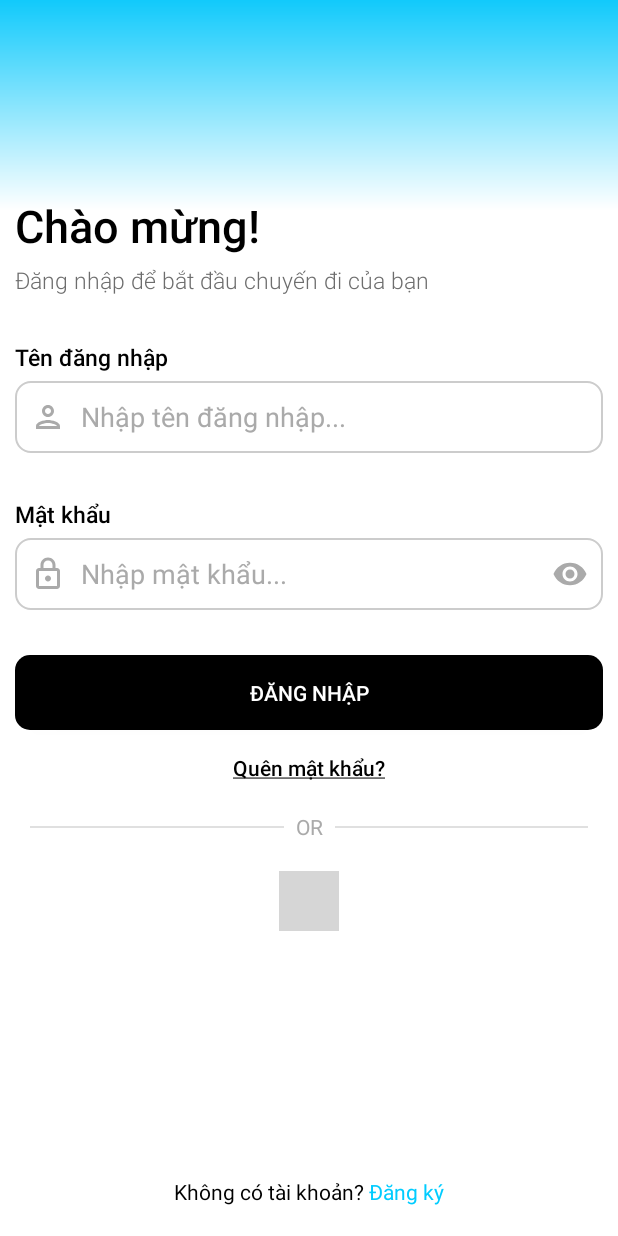
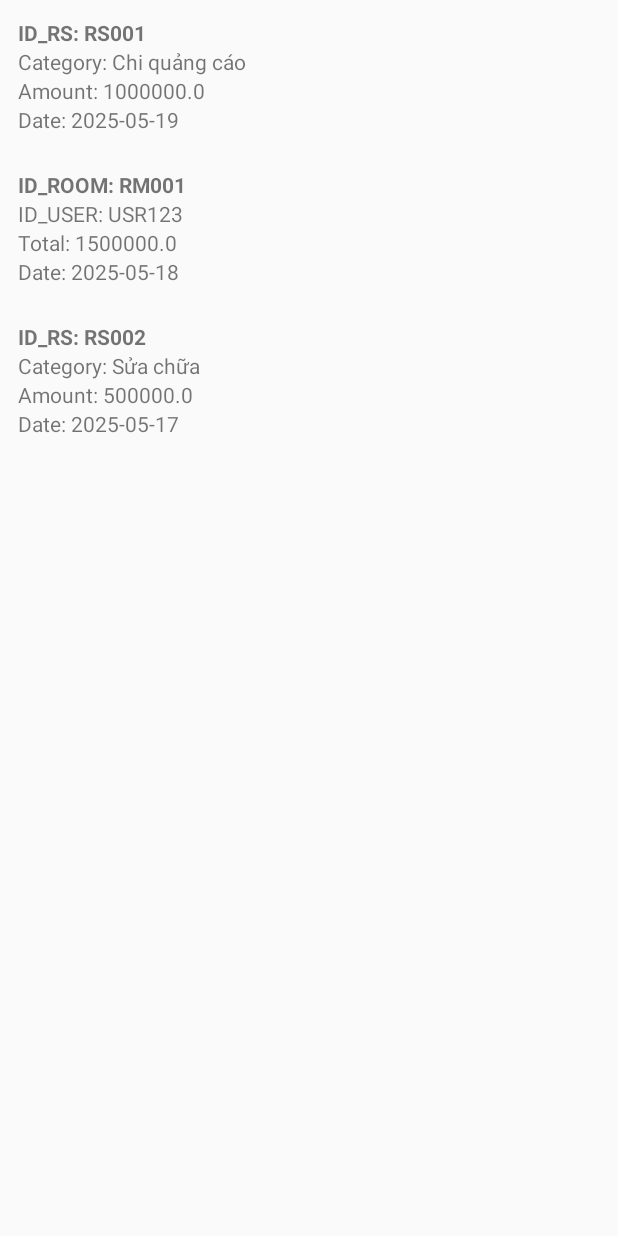
Before and after one commit to khoadd879/ResortBooking, an Android app: the screen it shows after launch (LoginActivity before the commit, DetailExpenseActivity after it), on a phone screen of 412 x 824 dp. Run offline under Robolectric (Android 15) with nearby library versions, the light colour scheme and no system bars; libraries missing offline, so code that uses them is left out: com.jakewharton.threetenabp; 1 statement that could not run was skipped; grey boxes are pictures that could not be loaded.

Commit message:
trang DetailExpenseActivity.kt nhưng chưa hoàn chỉnh có mấy cái layout xấu của expense với earn m cứ kệ đi tại t đang test sửa adapter thêm trang dịch vụ với sửa management có thêm dịch vụ với vài cái lặt vặt

```diff
--- /dev/null
+++ b/app/src/main/java/com/example/resort_booking/AdminLayout/DetailExpenseActivity.kt
@@ -0,0 +1,43 @@
+package com.example.resort_booking.AdminLayout
+import android.os.Bundle
+import androidx.activity.enableEdgeToEdge
+import androidx.appcompat.app.AppCompatActivity
+import androidx.core.view.ViewCompat
+import androidx.core.view.WindowInsetsCompat
+import androidx.recyclerview.widget.LinearLayoutManager
+import androidx.recyclerview.widget.RecyclerView
+import com.example.resort_booking.ClassNDataCLass.Earn
+import com.example.resort_booking.ClassNDataCLass.Expense
+import com.example.resort_booking.ClassNDataCLass.TransactionAdapter
+import com.example.resort_booking.ClassNDataCLass.TransactionItem
+import com.example.resort_booking.R
+
+class DetailExpenseActivity : AppCompatActivity() {
+
+    private lateinit var recyclerView: RecyclerView
+    private lateinit var adapter: TransactionAdapter
+
+    override fun onCreate(savedInstanceState: Bundle?) {
+        super.onCreate(savedInstanceState)
+        recyclerView = RecyclerView(this)
+        setContentView(recyclerView)
+
+        recyclerView.layoutManager = LinearLayoutManager(this)
+
+        // Fake data để test
+        val transactions = listOf(
+            TransactionItem.ExpenseItem(
+                Expense("RS001", "Chi quảng cáo", 1000000.0, "2025-05-19")
+            ),
+            TransactionItem.EarnItem(
+                Earn("RM001", "USR123", 1500000.0, "2025-05-18")
+            ),
+            TransactionItem.ExpenseItem(
+                Expense("RS002", "Sửa chữa", 500000.0, "2025-05-17")
+            )
+        )
+
+        adapter = TransactionAdapter(transactions)
+        recyclerView.adapter = adapter
+    }
+}
--- /dev/null
+++ b/app/src/main/java/com/example/resort_booking/ClassNDataCLass/Earn.kt
@@ -0,0 +1,8 @@
+package com.example.resort_booking.ClassNDataCLass
+
+data class Earn(
+    val idRoom: String,
+    val idUser: String,
+    val totalAmount: Double,
+    val createDate: String
+)
--- /dev/null
+++ b/app/src/main/java/com/example/resort_booking/ClassNDataCLass/Expense.kt
@@ -0,0 +1,8 @@
+package com.example.resort_booking.ClassNDataCLass
+
+data class Expense(
+    val idRs: String,
+    val category: String,
+    val amount: Double,
+    val createDate: String
+)
--- /dev/null
+++ b/app/src/main/java/com/example/resort_booking/ClassNDataCLass/TransactionAdapter.kt
@@ -0,0 +1,68 @@
+package com.example.resort_booking.ClassNDataCLass
+
+import android.view.LayoutInflater
+import android.view.View
+import android.view.ViewGroup
+import android.widget.TextView
+import androidx.recyclerview.widget.RecyclerView
+import com.example.resort_booking.R
+import kotlin.text.category
+
+class TransactionAdapter(
+    private val items: List<TransactionItem>
+) : RecyclerView.Adapter<RecyclerView.ViewHolder>() {
+
+    companion object {
+        const val TYPE_EXPENSE = 0
+        const val TYPE_EARN = 1
+    }
+
+    override fun getItemViewType(position: Int): Int {
+        return when (items[position]) {
+            is TransactionItem.ExpenseItem -> TYPE_EXPENSE
+            is TransactionItem.EarnItem -> TYPE_EARN
+        }
+    }
+
+    override fun onCreateViewHolder(parent: ViewGroup, viewType: Int): RecyclerView.ViewHolder {
+        val inflater = LayoutInflater.from(parent.context)
+        return when (viewType) {
+            TYPE_EXPENSE -> {
+                val view = inflater.inflate(R.layout.item_expense, parent, false)
+                ExpenseViewHolder(view)
+            }
+            TYPE_EARN -> {
+                val view = inflater.inflate(R.layout.item_earn, parent, false)
+                EarnViewHolder(view)
+            }
+            else -> throw IllegalArgumentException("Invalid view type")
+        }
+    }
+
+    override fun getItemCount(): Int = items.size
+
+    override fun onBindViewHolder(holder: RecyclerView.ViewHolder, position: Int) {
+        when (val item = items[position]) {
+            is TransactionItem.ExpenseItem -> (holder as ExpenseViewHolder).bind(item.expense)
+            is TransactionItem.EarnItem -> (holder as EarnViewHolder).bind(item.earn)
+        }
+    }
+
+    class ExpenseViewHolder(itemView: View) : RecyclerView.ViewHolder(itemView) {
+        fun bind(expense: Expense) {
+            itemView.findViewById<TextView>(R.id.tvExpenseId).text = "ID_RS: ${expense.idRs}"
+            itemView.findViewById<TextView>(R.id.tvCategory).text = "Category: ${expense.category}"
+            itemView.findViewById<TextView>(R.id.tvAmount).text = "Amount: ${expense.amount}"
+            itemView.findViewById<TextView>(R.id.tvDate).text = "Date: ${expense.createDate}"
+        }
+    }
+
+    class EarnViewHolder(itemView: View) : RecyclerView.ViewHolder(itemView) {
+        fun bind(earn: Earn) {
+            itemView.findViewById<TextView>(R.id.tvRoomId).text = "ID_ROOM: ${earn.idRoom}"
+            itemView.findViewById<TextView>(R.id.tvUserId).text = "ID_USER: ${earn.idUser}"
+            itemView.findViewById<TextView>(R.id.tvTotal).text = "Total: ${earn.totalAmount}"
+            itemView.findViewById<TextView>(R.id.tvDateEarn).text = "Date: ${earn.createDate}"
+        }
+    }
+}
--- /dev/null
+++ b/app/src/main/java/com/example/resort_booking/ClassNDataCLass/TransactionItem.kt
@@ -0,0 +1,6 @@
+package com.example.resort_booking.ClassNDataCLass
+
+sealed class TransactionItem {
+    data class ExpenseItem(val expense: Expense) : TransactionItem()
+    data class EarnItem(val earn: Earn) : TransactionItem()
+}
--- /dev/null
+++ b/app/src/main/res/drawable/ic_service.xml
@@ -0,0 +1,5 @@
+<vector xmlns:android="http://schemas.android.com/apk/res/android" android:height="24dp" android:tint="#000000" android:viewportHeight="24" android:viewportWidth="24" android:width="24dp">
+
+    <path android:fillColor="@android:color/white" android:pathData="M11,9h2L13,6h3L16,4h-3L13,1h-2v3L8,4v2h3v3zM7,18c-1.1,0 -1.99,0.9 -1.99,2S5.9,22 7,22s2,-0.9 2,-2 -0.9,-2 -2,-2zM17,18c-1.1,0 -1.99,0.9 -1.99,2s0.89,2 1.99,2 2,-0.9 2,-2 -0.9,-2 -2,-2zM7.17,14.75l0.03,-0.12 0.9,-1.63h7.45c0.75,0 1.41,-0.41 1.75,-1.03l3.86,-7.01L19.42,4h-0.01l-1.1,2 -2.76,5L8.53,11l-0.13,-0.27L6.16,6l-0.95,-2 -0.94,-2L1,2v2h2l3.6,7.59 -1.35,2.45c-0.16,0.28 -0.25,0.61 -0.25,0.96 0,1.1 0.9,2 2,2h12v-2L7.42,15c-0.13,0 -0.25,-0.11 -0.25,-0.25z"/>
+
+</vector>
--- /dev/null
+++ b/app/src/main/res/layout/item_earn.xml
@@ -0,0 +1,23 @@
+<LinearLayout xmlns:android="http://schemas.android.com/apk/res/android"
+    android:padding="12dp"
+    android:orientation="vertical"
+    android:layout_width="match_parent"
+    android:layout_height="wrap_content">
+
+    <TextView
+        android:layout_width="wrap_content"
+        android:layout_height="wrap_content"
+        android:id="@+id/tvRoomId" android:text="ID_ROOM" android:textStyle="bold"/>
+    <TextView
+        android:layout_width="wrap_content"
+        android:layout_height="wrap_content"
+        android:id="@+id/tvUserId" android:text="ID_USER" />
+    <TextView
+        android:layout_width="wrap_content"
+        android:layout_height="wrap_content"
+        android:id="@+id/tvTotal" android:text="TOTAL_AMOUNT" />
+    <TextView
+        android:layout_width="wrap_content"
+        android:layout_height="wrap_content"
+        android:id="@+id/tvDateEarn" android:text="DATE" />
+</LinearLayout>
--- /dev/null
+++ b/app/src/main/res/layout/item_expense.xml
@@ -0,0 +1,24 @@
+<LinearLayout xmlns:android="http://schemas.android.com/apk/res/android"
+    android:padding="12dp"
+    android:orientation="vertical"
+    android:layout_width="match_parent"
+    android:layout_height="wrap_content">
+
+    <TextView
+        android:layout_width="wrap_content"
+        android:layout_height="wrap_content"
+        android:id="@+id/tvExpenseId"
+        android:text="ID_RS" android:textStyle="bold"/>
+    <TextView
+        android:layout_width="wrap_content"
+        android:layout_height="wrap_content"
+        android:id="@+id/tvCategory" android:text="CATEGORY" />
+    <TextView
+        android:layout_width="wrap_content"
+        android:layout_height="wrap_content"
+        android:id="@+id/tvAmount" android:text="AMOUNT" />
+    <TextView
+        android:layout_width="wrap_content"
+        android:layout_height="wrap_content"
+        android:id="@+id/tvDate" android:text="DATE" />
+</LinearLayout>
```
Also changed, not shown: app/src/main/AndroidManifest.xml (+21 -30 lines), app/src/main/java/com/example/resort_booking/AdminLayout/CreateExpense.kt (added, +21 -0 lines), app/src/main/java/com/example/resort_booking/AdminLayout/CreateServiceActivity.kt (added, +21 -0 lines), app/src/main/java/com/example/resort_booking/ClassNDataCLass/FavoriteAdapter.kt (+39 -12 lines), app/src/main/java/data/Data.kt (+9 -0 lines), app/src/main/res/layout/activity_create_expense.xml (added, +128 -0 lines), app/src/main/res/layout/activity_create_service.xml (added, +109 -0 lines), app/src/main/res/layout/activity_detail_expense_acitivity.xml (added, +20 -0 lines), app/src/main/res/layout/fragment_management.xml (+23 -1 lines), app/src/main/res/layout/item_favourite.xml (added, +101 -0 lines).
